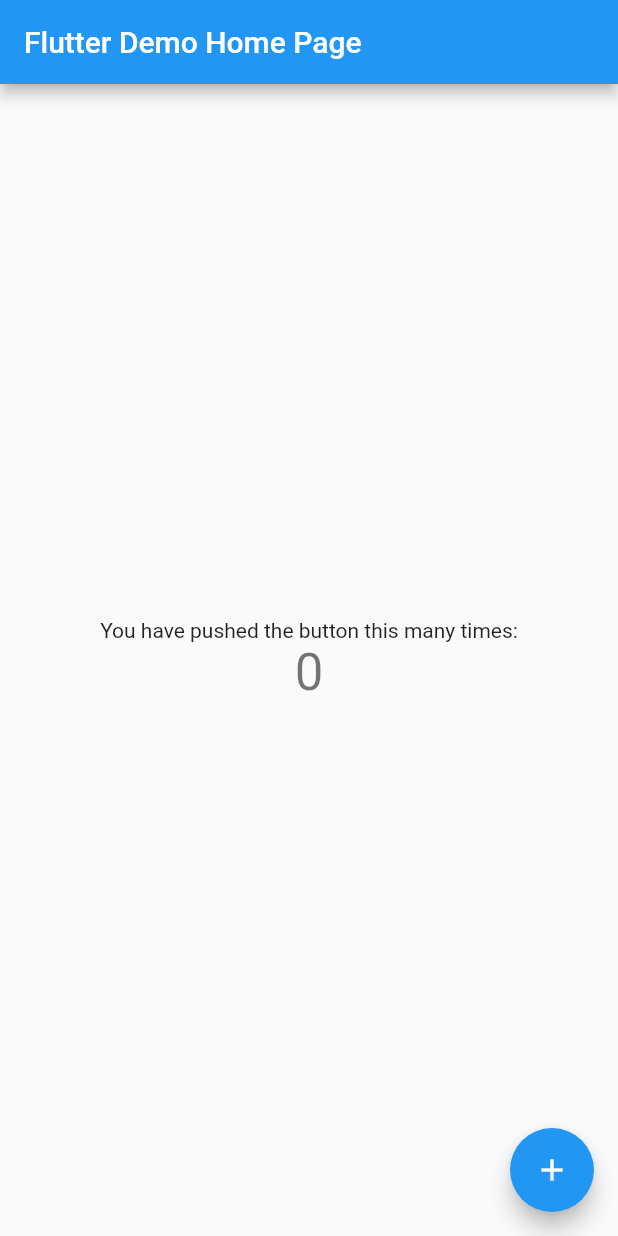
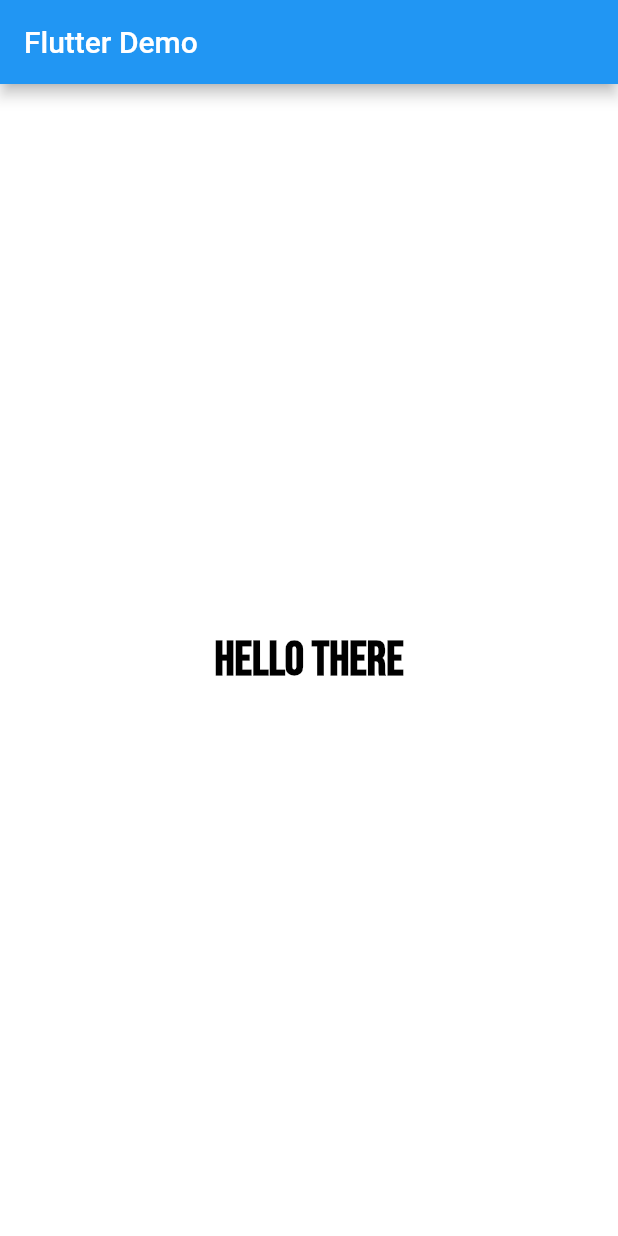
Before and after one commit to Volt162/solid_test_project, a Flutter app: the screen it shows after launch, on a phone screen of 412 x 824 dp. Run offline on Flutter 3.47's test engine with Material 2 defaults, Android fonts, the light colour scheme and no system bars.

Commit message:
added Home screen, added color generator and color inverter, added tests

```diff
--- /dev/null
+++ b/lib/commons/commons.dart
@@ -0,0 +1,2 @@
+export 'styles.dart';
+export 'utils.dart';
--- /dev/null
+++ b/lib/commons/styles.dart
@@ -0,0 +1,12 @@
+import 'package:flutter/material.dart';
+
+/// The class contains app styles.
+abstract class Styles {
+  /// Style for text message.
+  static const TextStyle textMessage = TextStyle(
+    fontSize: 32,
+    fontFamily: 'BebasNeue',
+    fontStyle: FontStyle.normal,
+    fontWeight: FontWeight.bold,
+  );
+}
--- /dev/null
+++ b/lib/extensions/extensions.dart
@@ -0,0 +1 @@
+export 'color_extension.dart';
--- a/lib/main.dart
+++ b/lib/main.dart
@@ -1,115 +1,6 @@
 import 'package:flutter/material.dart';
+import 'package:solid_test_project/solid_task_app.dart';
 
 void main() {
-  runApp(const MyApp());
+  runApp(const SolidTaskApp());
 }
-
-class MyApp extends StatelessWidget {
-  const MyApp({super.key});
-
-  // This widget is the root of your application.
-  @override
-  Widget build(BuildContext context) {
-    return MaterialApp(
-      title: 'Flutter Demo',
-      theme: ThemeData(
-        // This is the theme of your application.
-        //
-        // Try running your application with "flutter run". You'll see the
-        // application has a blue toolbar. Then, without quitting the app, try
-        // changing the primarySwatch below to Colors.green and then invoke
-        // "hot reload" (press "r" in the console where you ran "flutter run",
-        // or simply save your changes to "hot reload" in a Flutter IDE).
-        // Notice that the counter didn't reset back to zero; the application
-        // is not restarted.
-        primarySwatch: Colors.blue,
-      ),
-      home: const MyHomePage(title: 'Flutter Demo Home Page'),
-    );
-  }
-}
-
-class MyHomePage extends StatefulWidget {
-  const MyHomePage({super.key, required this.title});
-
-  // This widget is the home page of your application. It is stateful, meaning
-  // that it has a State object (defined below) that contains fields that affect
-  // how it looks.
-
-  // This class is the configuration for the state. It holds the values (in this
-  // case the title) provided by the parent (in this case the App widget) and
-  // used by the build method of the State. Fields in a Widget subclass are
-  // always marked "final".
-
-  final String title;
-
-  @override
-  State<MyHomePage> createState() => _MyHomePageState();
-}
-
-class _MyHomePageState extends State<MyHomePage> {
-  int _counter = 0;
-
-  void _incrementCounter() {
-    setState(() {
-      // This call to setState tells the Flutter framework that something has
-      // changed in this State, which causes it to rerun the build method below
-      // so that the display can reflect the updated values. If we changed
-      // _counter without calling setState(), then the build method would not be
-      // called again, and so nothing would appear to happen.
-      _counter++;
-    });
-  }
-
-  @override
-  Widget build(BuildContext context) {
-    // This method is rerun every time setState is called, for instance as done
-    // by the _incrementCounter method above.
-    //
-    // The Flutter framework has been optimized to make rerunning build methods
-    // fast, so that you can just rebuild anything that needs updating rather
-    // than having to individually change instances of widgets.
-    return Scaffold(
-      appBar: AppBar(
-        // Here we take the value from the MyHomePage object that was created by
-        // the App.build method, and use it to set our appbar title.
-        title: Text(widget.title),
-      ),
-      body: Center(
-        // Center is a layout widget. It takes a single child and positions it
-        // in the middle of the parent.
-        child: Column(
-          // Column is also a layout widget. It takes a list of children and
-          // arranges them vertically. By default, it sizes itself to fit its
-          // children horizontally, and tries to be as tall as its parent.
-          //
-          // Invoke "debug painting" (press "p" in the console, choose the
-          // "Toggle Debug Paint" action from the Flutter Inspector in Android
-          // Studio, or the "Toggle Debug Paint" command in Visual Studio Code)
-          // to see the wireframe for each widget.
-          //
-          // Column has various properties to control how it sizes itself and
-          // how it positions its children. Here we use mainAxisAlignment to
-          // center the children vertically; the main axis here is the vertical
-          // axis because Columns are vertical (the cross axis would be
-          // horizontal).
-          mainAxisAlignment: MainAxisAlignment.center,
-          children: <Widget>[
-            const Text(
-              'You have pushed the button this many times:',
-            ),
-            Text(
-              '$_counter',
-              style: Theme.of(context).textTheme.headlineMedium,
-            ),
-          ],
-        ),
-      ),
-      floatingActionButton: FloatingActionButton(
-        onPressed: _incrementCounter,
-        tooltip: 'Increment',
-        child: const Icon(Icons.add),
-      ), // This trailing comma makes auto-formatting nicer for build methods.
-    );
-  }
-}
--- /dev/null
+++ b/lib/screens/home_screen.dart
@@ -0,0 +1,48 @@
+import 'package:flutter/material.dart';
+import 'package:solid_test_project/commons/commons.dart';
+import 'package:solid_test_project/extensions/extensions.dart';
+
+/// Home screen of the app.
+class HomeScreen extends StatefulWidget {
+  /// Title of the screen.
+  final String title;
+
+  /// Const constructor.
+  const HomeScreen({super.key, required this.title});
+
+  @override
+  State<HomeScreen> createState() => _HomeScreenState();
+}
+
+class _HomeScreenState extends State<HomeScreen> {
+  final String textMessage = 'Hello there';
+  Color _backgroundColor = Colors.white;
+  Color _textColor = Colors.black;
+
+  void _updateColors() {
+    setState(() {
+      _backgroundColor = Utils.getRandomColor();
+      _textColor = _backgroundColor.invert();
+    });
+  }
+
+  @override
+  Widget build(BuildContext context) {
+    return Scaffold(
+      appBar: AppBar(
+        title: Text(widget.title),
+      ),
+      body: GestureDetector(
+        onTap: _updateColors,
+        child: Container(
+          color: _backgroundColor,
+          alignment: Alignment.center,
+          child: Text(
+            textMessage,
+            style: Styles.textMessage.copyWith(color: _textColor),
+          ),
+        ),
+      ),
+    );
+  }
+}
--- /dev/null
+++ b/lib/screens/screens.dart
@@ -0,0 +1 @@
+export 'home_screen.dart';
--- /dev/null
+++ b/lib/solid_task_app.dart
@@ -0,0 +1,20 @@
+import 'package:flutter/material.dart';
+import 'package:solid_test_project/screens/screens.dart';
+
+/// This widget is the root of application.
+class SolidTaskApp extends StatelessWidget {
+/// Const constructor.
+  const SolidTaskApp();
+
+  @override
+  Widget build(BuildContext context) {
+    return MaterialApp(
+      title: 'Flutter Demo',
+      debugShowCheckedModeBanner: false,
+      theme: ThemeData(
+        primarySwatch: Colors.blue,
+      ),
+      home: const HomeScreen(title: 'Flutter Demo'),
+    );
+  }
+}
```
Also changed, not shown: lib/commons/utils.dart (added, +18 -0 lines), lib/extensions/color_extension.dart (added, +16 -0 lines), pubspec.yaml (+8 -2 lines), assets/fonts/BebasNeue-Regular.ttf (added), 4 other files.
